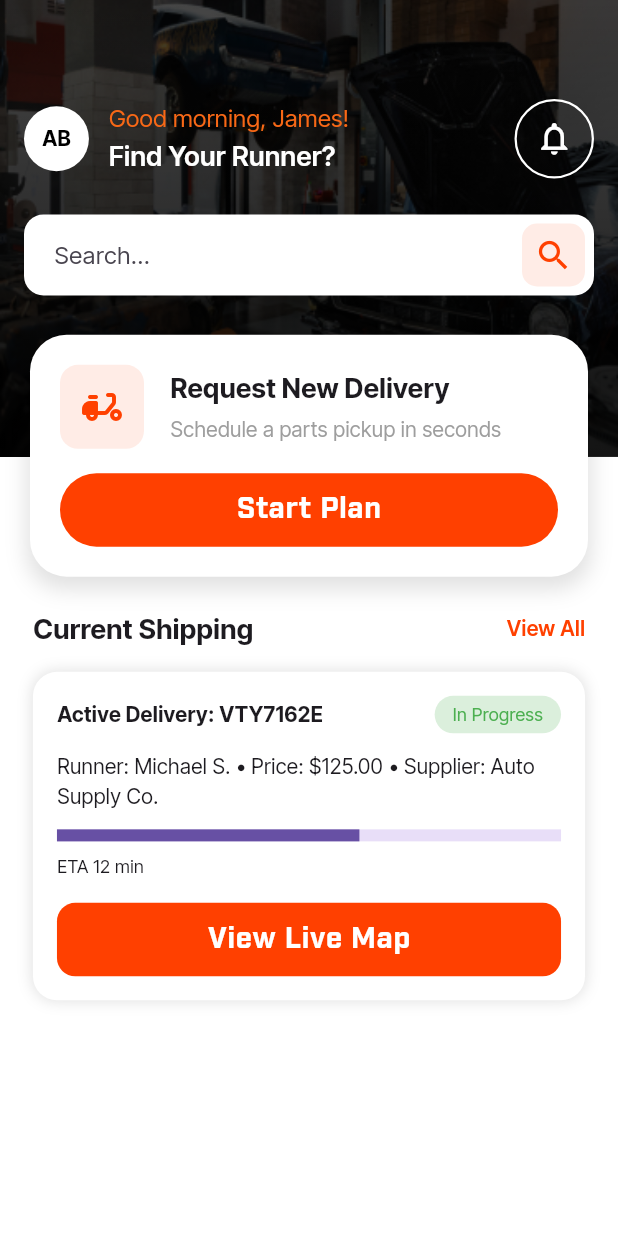
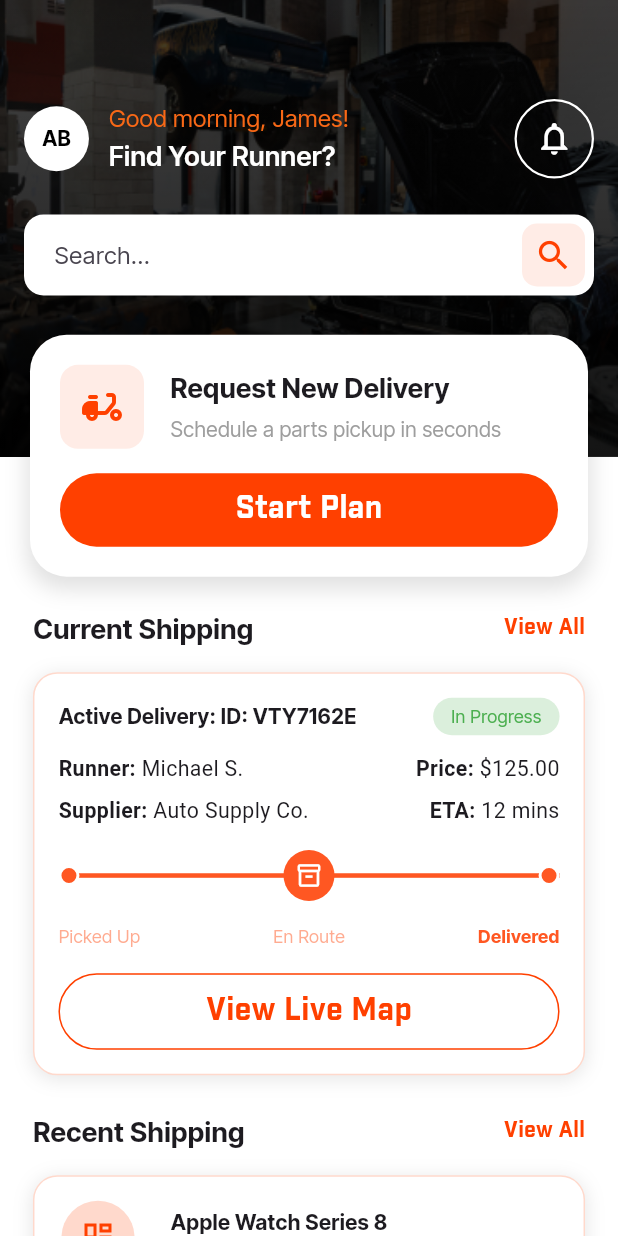
Before and after one commit to backbencherstudio/partsrunner, a Flutter app: the HomeScreen screen opened by its route, on a phone screen of 412 x 824 dp. Run offline on Flutter 3.47's test engine with Material 3 defaults, Android fonts, the phone set to English and light mode, and no system bars; our stand-ins replace flutter_riverpod, flutter_screenutil, go_router, google_fonts, pin_code_fields, shared_preferences; missing offline and left inert: flutter_intl_phone_field; accounts and stored records are empty.

Commit message:
Update home ui for contactor

```diff
--- a/lib/core/widget/customButton.dart
+++ b/lib/core/widget/customButton.dart
@@ -10,6 +10,7 @@ class CustomButton extends StatelessWidget {
   final Widget? icon;
   final double? borderRadius;
   final Border? border;
+  final double? textSize;
 
   const CustomButton({
     super.key,
@@ -20,6 +21,7 @@ class CustomButton extends StatelessWidget {
     this.icon,
     this.borderRadius,
     this.border,
+    this.textSize,
   });
 
   @override
@@ -42,7 +44,7 @@ class CustomButton extends StatelessWidget {
               text,
               style: TextStyle(
                 color: textColor,
-                fontSize: 20,
+                fontSize: textSize ?? 20.sp,
                 fontFamily: 'Industry',
                 fontWeight: FontWeight.bold,
               ),
--- /dev/null
+++ b/lib/core/widget/order_tracker.dart
@@ -0,0 +1,148 @@
+import 'package:flutter/material.dart';
+
+enum OrderStatus { pickedUp, enRoute, delivered }
+
+class OrderTracker extends StatelessWidget {
+  final OrderStatus status;
+
+  const OrderTracker({super.key, required this.status});
+
+  @override
+  Widget build(BuildContext context) {
+    // Determine progress width factor based on status
+    double progressFactor;
+    switch (status) {
+      case OrderStatus.pickedUp:
+        progressFactor = 0.0;
+        break;
+      case OrderStatus.enRoute:
+        progressFactor = 0.5;
+        break;
+      case OrderStatus.delivered:
+        progressFactor = 1.0;
+        break;
+    }
+
+    return Column(
+      mainAxisSize: MainAxisSize.min,
+      children: [
+        Stack(
+          alignment: Alignment.center,
+          children: [
+            // Background Track
+            Container(
+              height: 3,
+              margin: const EdgeInsets.symmetric(horizontal: 10),
+              color: Colors.grey.shade200,
+            ),
+            // Active Progress Track
+            Align(
+              alignment: Alignment.centerLeft,
+              child: FractionallySizedBox(
+                widthFactor: progressFactor,
+                child: Container(
+                  height: 3,
+                  margin: const EdgeInsets.only(left: 10),
+                  color: Colors.deepOrange,
+                ),
+              ),
+            ),
+            // The Milestones
+            Row(
+              mainAxisAlignment: MainAxisAlignment.spaceBetween,
+              children: [
+                _buildPoint(
+                  isActive: status.index >= 0,
+                  isCurrent: status == OrderStatus.pickedUp,
+                ),
+                _buildPoint(
+                  isActive: status.index >= 1,
+                  isCurrent: status == OrderStatus.enRoute,
+                  isIcon: true,
+                ),
+                _buildPoint(
+                  isActive: status.index >= 2,
+                  isCurrent: status == OrderStatus.delivered,
+                ),
+              ],
+            ),
+          ],
+        ),
+        const SizedBox(height: 15),
+        // Labels
+        Row(
+          mainAxisAlignment: MainAxisAlignment.spaceBetween,
+          children: [
+            _buildLabel(
+              'Picked Up',
+              status.index >= 0,
+              status == OrderStatus.pickedUp,
+            ),
+            _buildLabel(
+              'En Route',
+              status.index >= 1,
+              status == OrderStatus.enRoute,
+            ),
+            _buildLabel(
+              'Delivered',
+              status.index >= 2,
+              status == OrderStatus.delivered,
+            ),
+          ],
+        ),
+      ],
+    );
+  }
+
+  Widget _buildPoint({
+    required bool isActive,
+    required bool isCurrent,
+    bool isIcon = false,
+  }) {
+    if (isIcon) {
+      return Container(
+        padding: const EdgeInsets.all(8),
+        decoration: BoxDecoration(
+          color: isActive ? Colors.deepOrange : Colors.grey.shade300,
+          shape: BoxShape.circle,
+          boxShadow: [
+            if (isCurrent)
+              BoxShadow(
+                color: Colors.deepOrange.withOpacity(0.3),
+                spreadRadius: 6,
+                blurRadius: 2,
+              ),
+          ],
+        ),
+        child: const Icon(
+          Icons.inventory_2_outlined,
+          color: Colors.white,
+          size: 18,
+        ),
+      );
+    }
+
+    return Container(
+      width: 14,
+      height: 14,
+      decoration: BoxDecoration(
+        color: isActive ? Colors.deepOrange : Colors.grey.shade300,
+        shape: BoxShape.circle,
+        border: Border.all(color: Colors.white, width: 2),
+      ),
+    );
+  }
+
+  Widget _buildLabel(String text, bool isPassed, bool isCurrent) {
+    return Text(
+      text,
+      style: TextStyle(
+        fontSize: 12,
+        fontWeight: isCurrent ? FontWeight.bold : FontWeight.normal,
+        color: isCurrent
+            ? Colors.deepOrange
+            : (isPassed ? Colors.deepOrange.withOpacity(0.5) : Colors.grey),
+      ),
+    );
+  }
+}
--- a/lib/features/home/presentaion/widgets/contactor_home_widget.dart
+++ b/lib/features/home/presentaion/widgets/contactor_home_widget.dart
@@ -1,6 +1,11 @@
 import 'package:flutter/material.dart';
 import 'package:flutter_screenutil/flutter_screenutil.dart';
+import 'package:partsrunner/core/constant/app_color.dart';
+
 import 'package:partsrunner/core/widget/customButton.dart';
+import 'package:partsrunner/core/widget/custom_container.dart';
+import 'package:partsrunner/core/widget/order_tracker.dart';
+import 'package:partsrunner/features/home/presentaion/widgets/section_header.dart';
 
 class ContactorHomeWidget extends StatelessWidget {
   const ContactorHomeWidget({super.key});
@@ -11,34 +16,107 @@ class ContactorHomeWidget extends StatelessWidget {
       padding: EdgeInsets.symmetric(horizontal: 20.w),
       child: Column(
         children: [
+          SectionHeader(title: "Current Shipping", viewAll: () {}),
+          16.verticalSpace,
+          CurrentShippingCard(),
+          24.verticalSpace,
+          SectionHeader(title: "Recent Shipping", viewAll: () {}),
+          16.verticalSpace,
+          ListView.separated(
+            padding: EdgeInsets.zero,
+            shrinkWrap: true,
+            physics: NeverScrollableScrollPhysics(),
+            itemBuilder: (context, index) => CustomContainer(
+              child: Column(
+                children: [
+                  Row(
+                    children: [
+                      Container(
+                        height: 48.h,
+                        width: 48.w,
+                        decoration: BoxDecoration(
+                          color: AppColor.primary.withValues(alpha: 0.2),
+                          shape: BoxShape.circle,
+                        ),
+                        child: Icon(
+                          Icons.dashboard_outlined,
+                          color: AppColor.primary,
+                        ),
+                      ),
+                      20.horizontalSpace,
+                      Expanded(
+                        child: Column(
+                          crossAxisAlignment: CrossAxisAlignment.start,
+                          children: [
+                            Text(
+                              "Apple Watch Series 8",
+                              style: TextStyle(
+                                fontSize: 14.sp,
+                                fontWeight: FontWeight.w700,
+                              ),
+                            ),
                             Row(
                               mainAxisAlignment: MainAxisAlignment.spaceBetween,
                               children: [
+                                Text("ID: VTY7162E"),
                                 Text(
-                "Current Shipping",
-                style: TextStyle(fontSize: 18.sp, fontWeight: FontWeight.bold),
-              ),
-              Text(
-                "View All",
+                                  "\$125.00",
                                   style: TextStyle(
-                  color: Color(0xffFF4000),
+                                    color: AppColor.primary,
                                     fontWeight: FontWeight.w600,
                                   ),
                                 ),
                               ],
                             ),
-
-          const SizedBox(height: 16),
-
-          Container(
-            padding: const EdgeInsets.all(16),
-            decoration: BoxDecoration(
-              color: Colors.white,
-              borderRadius: BorderRadius.circular(16),
-              boxShadow: const [
-                BoxShadow(color: Colors.black12, blurRadius: 8),
                           ],
                         ),
+                      ),
+                    ],
+                  ),
+                  12.verticalSpace,
+                  Row(
+                    children: [
+                      Expanded(
+                        child: CustomButton(
+                          textSize: 14.sp,
+                          border: Border.all(color: Colors.grey),
+                          textColor: Colors.grey,
+                          borderRadius: 100,
+                          text: "Reorder",
+                          submit: () {},
+                        ),
+                      ),
+                      12.horizontalSpace,
+                      Expanded(
+                        child: CustomButton(
+                          textSize: 14.sp,
+                          border: Border.all(color: AppColor.primary),
+                          textColor: AppColor.primary,
+                          borderRadius: 100,
+                          text: "View Details",
+                          submit: () {},
+                        ),
+                      ),
+                    ],
+                  ),
+                ],
+              ),
+            ),
+            separatorBuilder: (_, _) => 16.verticalSpace,
+            itemCount: 5,
+          ),
+        ],
+      ),
+    );
+  }
+}
+
+class CurrentShippingCard extends StatelessWidget {
+  const CurrentShippingCard({super.key});
+
+  @override
+  Widget build(BuildContext context) {
+    return CustomContainer(
       child: Column(
         crossAxisAlignment: CrossAxisAlignment.start,
         children: [
@@ -46,14 +124,11 @@ class ContactorHomeWidget extends StatelessWidget {
             mainAxisAlignment: MainAxisAlignment.spaceBetween,
             children: [
               const Text(
-                      "Active Delivery: VTY7162E",
+                "Active Delivery: ID: VTY7162E",
                 style: TextStyle(fontWeight: FontWeight.bold),
               ),
               Container(
-                      padding: EdgeInsets.symmetric(
-                        horizontal: 12,
-                        vertical: 4,
-                      ),
+                padding: EdgeInsets.symmetric(horizontal: 12, vertical: 4),
                 decoration: BoxDecoration(
                   color: Colors.green.withValues(alpha: 0.2),
                   borderRadius: BorderRadius.circular(20),
@@ -65,36 +140,95 @@ class ContactorHomeWidget extends StatelessWidget {
               ),
             ],
           ),
-                SizedBox(height: 12),
-                Text(
-                  "Runner: Michael S. • Price: \$125.00 • Supplier: Auto Supply Co.",
+          12.verticalSpace,
+          Row(
+            mainAxisAlignment: MainAxisAlignment.spaceBetween,
+            children: [
+              Column(
+                crossAxisAlignment: CrossAxisAlignment.start,
+                children: [
+                  Text.rich(
+                    TextSpan(
+                      text: "Runner: ",
+                      style: TextStyle(
+                        fontWeight: FontWeight.w700,
+                        fontSize: 14.sp,
                       ),
-                SizedBox(height: 12),
-                // ETA progress bar simulation
-                LinearProgressIndicator(value: 0.6, minHeight: 8),
-                SizedBox(height: 8),
-                Text("ETA 12 min", style: TextStyle(fontSize: 12)),
-                SizedBox(height: 16),
-                SizedBox(
-                  width: double.infinity,
-                  child: CustomButton(
-                    text: "View Live Map",
-                    submit: () {},
-                    backgroundColor: Color(0xffFF4000),
-                    textColor: Colors.white,
+                      children: [
+                        TextSpan(
+                          text: 'Michael S.',
+                          style: TextStyle(fontWeight: FontWeight.normal),
+                        ),
+                      ],
+                    ),
+                  ),
+                  8.verticalSpace,
+                  Text.rich(
+                    TextSpan(
+                      text: "Supplier: ",
+                      style: TextStyle(
+                        fontWeight: FontWeight.w700,
+                        fontSize: 14.sp,
+                      ),
+                      children: [
+                        TextSpan(
+                          text: 'Auto Supply Co.',
+                          style: TextStyle(fontWeight: FontWeight.normal),
+                        ),
+                      ],
                     ),
                   ),
                 ],
               ),
+              Column(
+                crossAxisAlignment: CrossAxisAlignment.end,
+                children: [
+                  Text.rich(
+                    TextSpan(
+                      text: "Price: ",
+                      style: TextStyle(
+                        fontWeight: FontWeight.w700,
+                        fontSize: 14.sp,
                       ),
-
-          SizedBox(height: 24),
-
-          // Add Recent Shipping section similarly...
-          // (you can copy-paste and adapt the pattern)
-          SizedBox(
-            height: 100,
-          ), // extra space at bottom to test scroll (remove later)
+                      children: [
+                        TextSpan(
+                          text: '\$125.00',
+                          style: TextStyle(fontWeight: FontWeight.normal),
+                        ),
+                      ],
+                    ),
+                  ),
+                  8.verticalSpace,
+                  Text.rich(
+                    TextSpan(
+                      text: "ETA: ",
+                      style: TextStyle(
+                        fontWeight: FontWeight.w700,
+                        fontSize: 14.sp,
+                      ),
+                      children: [
+                        TextSpan(
+                          text: '12 mins',
+                          style: TextStyle(fontWeight: FontWeight.normal),
+                        ),
+                      ],
+                    ),
+                  ),
+                ],
+              ),
+            ],
+          ),
+          16.verticalSpace,
+          OrderTracker(status: OrderStatus.delivered),
+          // LinearProgressIndicator(value: 0.6, minHeight: 8),
+          16.verticalSpace,
+          CustomButton(
+            borderRadius: 100,
+            border: Border.all(color: AppColor.primary, width: 1),
+            textColor: AppColor.primary,
+            text: 'View Live Map',
+            submit: () {},
+          ),
         ],
       ),
     );
--- /dev/null
+++ b/lib/features/home/presentaion/widgets/section_header.dart
@@ -0,0 +1,35 @@
+import 'package:flutter/material.dart';
+import 'package:flutter_screenutil/flutter_screenutil.dart';
+import 'package:partsrunner/core/constant/app_color.dart';
+
+class SectionHeader extends StatelessWidget {
+  const SectionHeader({super.key, required this.title, this.viewAll});
+
+  final String title;
+  final VoidCallback? viewAll;
+
+  @override
+  Widget build(BuildContext context) {
+    return Row(
+      mainAxisAlignment: MainAxisAlignment.spaceBetween,
+      children: [
+        Text(
+          title,
+          style: TextStyle(fontSize: 18.sp, fontWeight: FontWeight.bold),
+        ),
+        GestureDetector(
+          onTap: viewAll,
+          child: Text(
+            "View All",
+            style: TextStyle(
+              fontFamily: "Industry",
+              color: AppColor.primary,
+              fontWeight: FontWeight.w600,
+              fontSize: 14.sp,
+            ),
+          ),
+        ),
+      ],
+    );
+  }
+}
```
Lines whose indentation alone changed are shown as unchanged.
